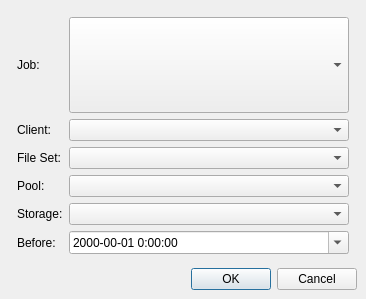
First picture: the form in bacula/src/qt-console/restore/prerestore.ui, repository rkorzeniewski/bacula, before the edit.
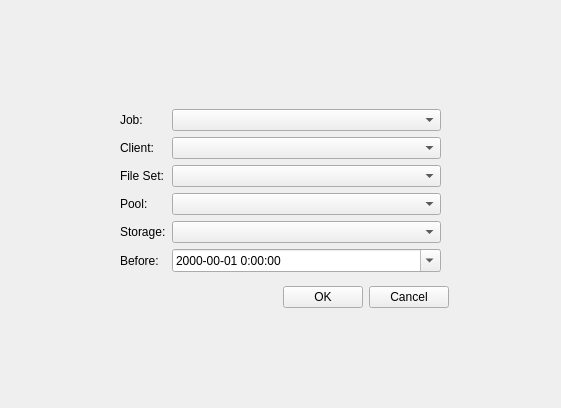
Second picture: the form after the edit.

Commit message: Addressed issue of long compiles.  Simplify with Pages::setCurrent Restore dialogs are now stacked pages.  updated TODO added PAGES

```diff
--- a/bacula/src/qt-console/restore/prerestore.ui
+++ b/bacula/src/qt-console/restore/prerestore.ui
@@ -1,37 +1,77 @@
 <ui version="4.0" >
  <class>prerestoreForm</class>
- <widget class="QDialog" name="prerestoreForm" >
-  <property name="windowModality" >
-   <enum>Qt::WindowModal</enum>
-  </property>
+ <widget class="QWidget" name="prerestoreForm" >
   <property name="geometry" >
    <rect>
     <x>0</x>
     <y>0</y>
-    <width>366</width>
-    <height>299</height>
+    <width>561</width>
+    <height>408</height>
    </rect>
   </property>
-  <property name="maximumSize" >
-   <size>
-    <width>500</width>
-    <height>500</height>
-   </size>
-  </property>
-  <property name="focusPolicy" >
-   <enum>Qt::StrongFocus</enum>
-  </property>
   <property name="windowTitle" >
    <string>Restore Files</string>
   </property>
-  <layout class="QVBoxLayout" >
+  <layout class="QGridLayout" >
    <property name="margin" >
     <number>9</number>
    </property>
    <property name="spacing" >
     <number>6</number>
    </property>
-   <item>
+   <item row="3" column="1" >
+    <spacer>
+     <property name="orientation" >
+      <enum>Qt::Vertical</enum>
+     </property>
+     <property name="sizeHint" >
+      <size>
+       <width>20</width>
+       <height>40</height>
+      </size>
+     </property>
+    </spacer>
+   </item>
+   <item row="0" column="1" >
+    <spacer>
+     <property name="orientation" >
+      <enum>Qt::Vertical</enum>
+     </property>
+     <property name="sizeHint" >
+      <size>
+       <width>20</width>
+       <height>40</height>
+      </size>
+     </property>
+    </spacer>
+   </item>
+   <item row="1" column="2" >
+    <spacer>
+     <property name="orientation" >
+      <enum>Qt::Horizontal</enum>
+     </property>
+     <property name="sizeHint" >
+      <size>
+       <width>40</width>
+       <height>20</height>
+      </size>
+     </property>
+    </spacer>
+   </item>
+   <item row="1" column="0" >
+    <spacer>
+     <property name="orientation" >
+      <enum>Qt::Horizontal</enum>
+     </property>
+     <property name="sizeHint" >
+      <size>
+       <width>40</width>
+       <height>20</height>
+      </size>
+     </property>
+    </spacer>
+   </item>
+   <item row="1" column="1" >
     <layout class="QGridLayout" >
      <property name="margin" >
       <number>8</number>
@@ -148,15 +188,42 @@
      </item>
     </layout>
    </item>
-   <item>
-    <widget class="QDialogButtonBox" name="buttonBox" >
-     <property name="orientation" >
-      <enum>Qt::Horizontal</enum>
+   <item row="2" column="1" >
+    <layout class="QHBoxLayout" >
+     <property name="margin" >
+      <number>0</number>
      </property>
-     <property name="standardButtons" >
-      <set>QDialogButtonBox::Cancel|QDialogButtonBox::NoButton|QDialogButtonBox::Ok</set>
+     <property name="spacing" >
+      <number>6</number>
      </property>
-    </widget>
+     <item>
+      <spacer>
+       <property name="orientation" >
+        <enum>Qt::Horizontal</enum>
+       </property>
+       <property name="sizeHint" >
+        <size>
+         <width>171</width>
+         <height>20</height>
+        </size>
+       </property>
+      </spacer>
+     </item>
+     <item>
+      <widget class="QPushButton" name="okButton" >
+       <property name="text" >
+        <string>OK</string>
+       </property>
+      </widget>
+     </item>
+     <item>
+      <widget class="QPushButton" name="cancelButton" >
+       <property name="text" >
+        <string>Cancel</string>
+       </property>
+      </widget>
+     </item>
+    </layout>
    </item>
   </layout>
  </widget>
```
Left out of the diff: 37 changed lines with no effect on the pictures. The commit also changes 17 other files.
